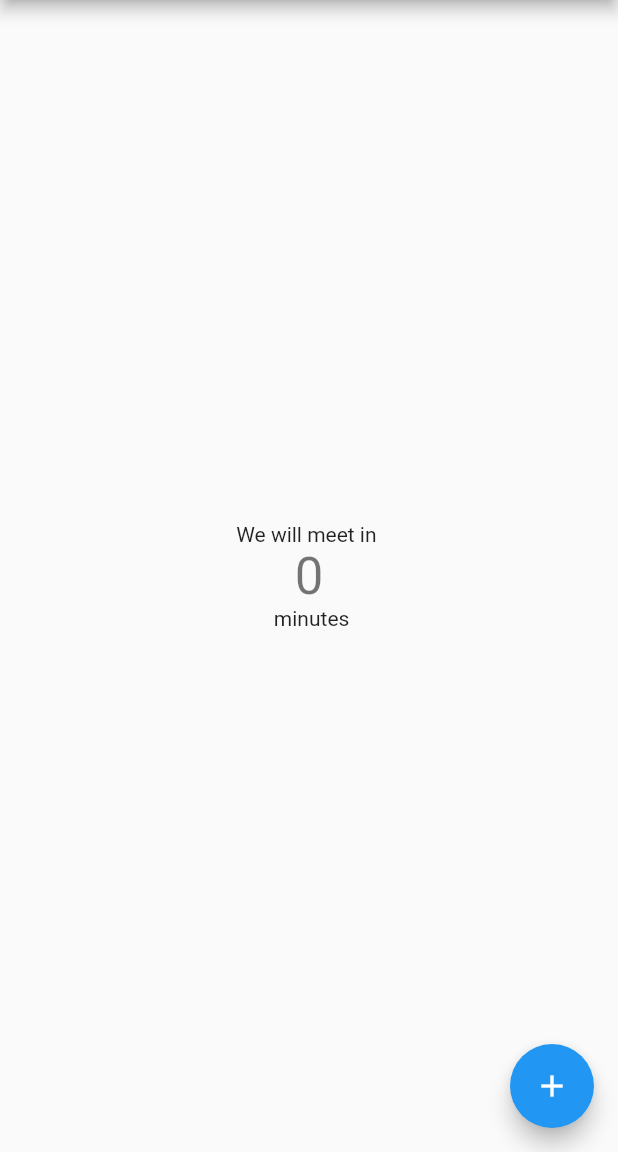
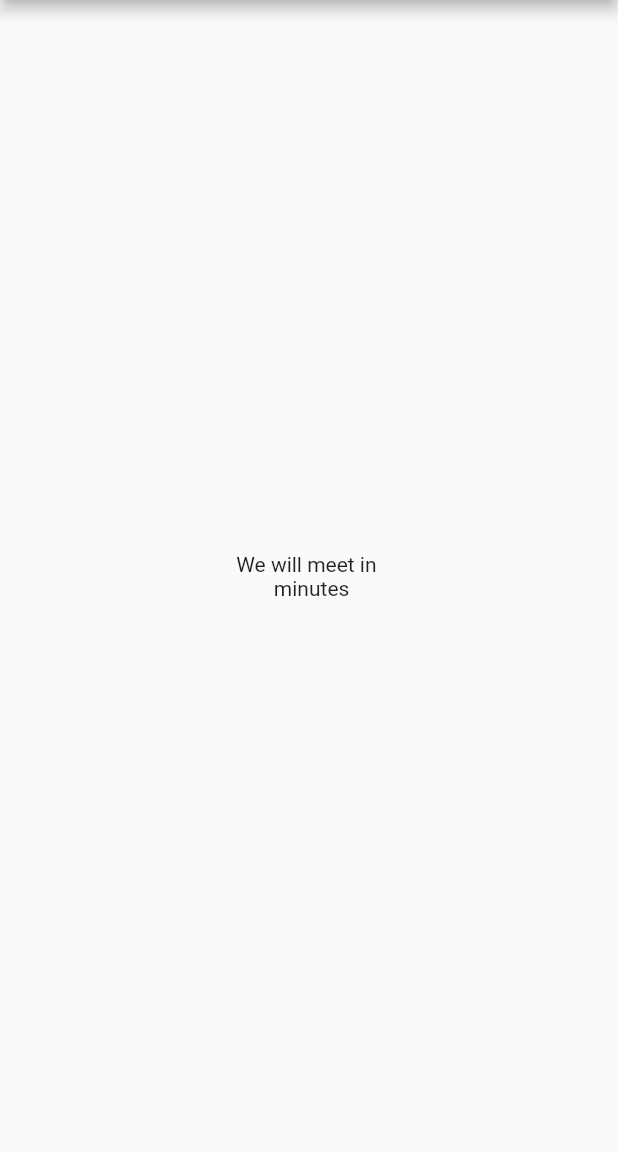
Before and after one commit to svdragster/StoffApp, a Flutter app: the screen it shows after launch, on a phone screen of 412 x 824 dp, the part 84-1236 px from its top. Run offline on Flutter 3.47's test engine with Material 2 defaults, Android fonts, the phone set to English and light mode, and no system bars.

Commit message:
update main

```diff
--- a/lib/main.dart
+++ b/lib/main.dart
@@ -1,4 +1,4 @@
-import 'package:cloud_firestore/cloud_firestore.dart';
+//import 'package:cloud_firestore/cloud_firestore.dart';
 import 'package:flutter/material.dart';
 
 void main() => runApp(Stoff());
@@ -12,7 +12,6 @@ final dummySnapshot = [
 ];
 
 class Stoff extends StatelessWidget {
-  // This widget is the root of your application.
   @override
   Widget build(BuildContext context) {
     return MaterialApp(
@@ -28,15 +27,6 @@ class Stoff extends StatelessWidget {
 class StoffPage extends StatefulWidget {
   StoffPage({Key key, this.title}) : super(key: key);
 
-  // This widget is the home page of your application. It is stateful, meaning
-  // that it has a State object (defined below) that contains fields that affect
-  // how it looks.
-
-  // This class is the configuration for the state. It holds the values (in this
-  // case the title) provided by the parent (in this case the App widget) and
-  // used by the build method of the State. Fields in a Widget subclass are
-  // always marked "final".
-
   final String title;
 
   @override
@@ -44,71 +34,30 @@ class StoffPage extends StatefulWidget {
 }
 
 class _StoffPageState extends State<StoffPage> {
-  int _counter = 0;
-
-  void _incrementCounter() {
-    setState(() {
-      // This call to setState tells the Flutter framework that something has
-      // changed in this State, which causes it to rerun the build method below
-      // so that the display can reflect the updated values. If we changed
-      // _counter without calling setState(), then the build method would not be
-      // called again, and so nothing would appear to happen.
-      _counter++;
-    });
-  }
 
   @override
   Widget build(BuildContext context) {
-    // This method is rerun every time setState is called, for instance as done
-    // by the _incrementCounter method above.
-    //
-    // The Flutter framework has been optimized to make rerunning build methods
-    // fast, so that you can just rebuild anything that needs updating rather
-    // than having to individually change instances of widgets.
     return Scaffold(
       appBar: AppBar(
-        // Here we take the value from the MyHomePage object that was created by
-        // the App.build method, and use it to set our appbar title.
         title: Text(widget.title),
       ),
-      body: Center(
-        // Center is a layout widget. It takes a single child and positions it
-        // in the middle of the parent.
+      body: _buildBody(context),
+    );
+  }
+
+  Center _buildBody(BuildContext context) {
+    return Center(
       child: Column(
-          // Column is also layout widget. It takes a list of children and
-          // arranges them vertically. By default, it sizes itself to fit its
-          // children horizontally, and tries to be as tall as its parent.
-          //
-          // Invoke "debug painting" (press "p" in the console, choose the
-          // "Toggle Debug Paint" action from the Flutter Inspector in Android
-          // Studio, or the "Toggle Debug Paint" command in Visual Studio Code)
-          // to see the wireframe for each widget.
-          //
-          // Column has various properties to control how it sizes itself and
-          // how it positions its children. Here we use mainAxisAlignment to
-          // center the children vertically; the main axis here is the vertical
-          // axis because Columns are vertical (the cross axis would be
-          // horizontal).
         mainAxisAlignment: MainAxisAlignment.center,
         children: <Widget>[
           Text(
             'We will meet in ',
           ),
           Text(
-              '$_counter',
-              style: Theme.of(context).textTheme.display1,
-            ),
-            Text(
             ' minutes',
           ),
         ],
       ),
-      ),
-      floatingActionButton: FloatingActionButton(
-        onPressed: _incrementCounter,
-        tooltip: 'Increment',
-        child: Icon(Icons.add),
-      ), // This trailing comma makes auto-formatting nicer for build methods.
     );
   }
 }
```
Lines whose indentation alone changed are shown as unchanged.
